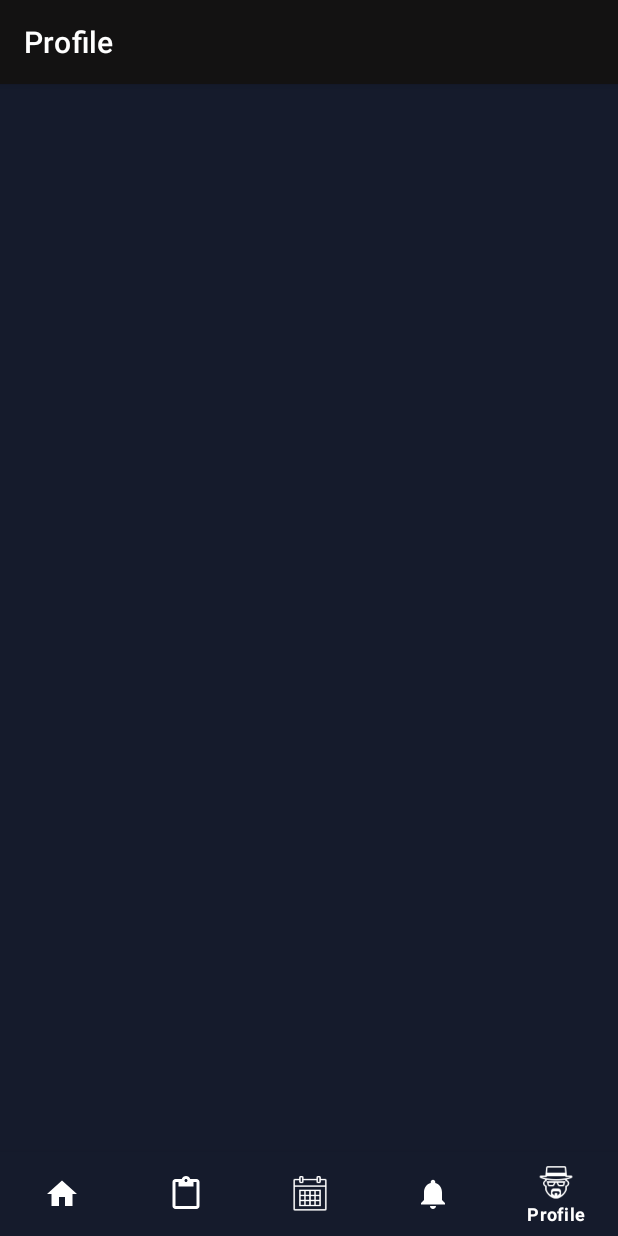
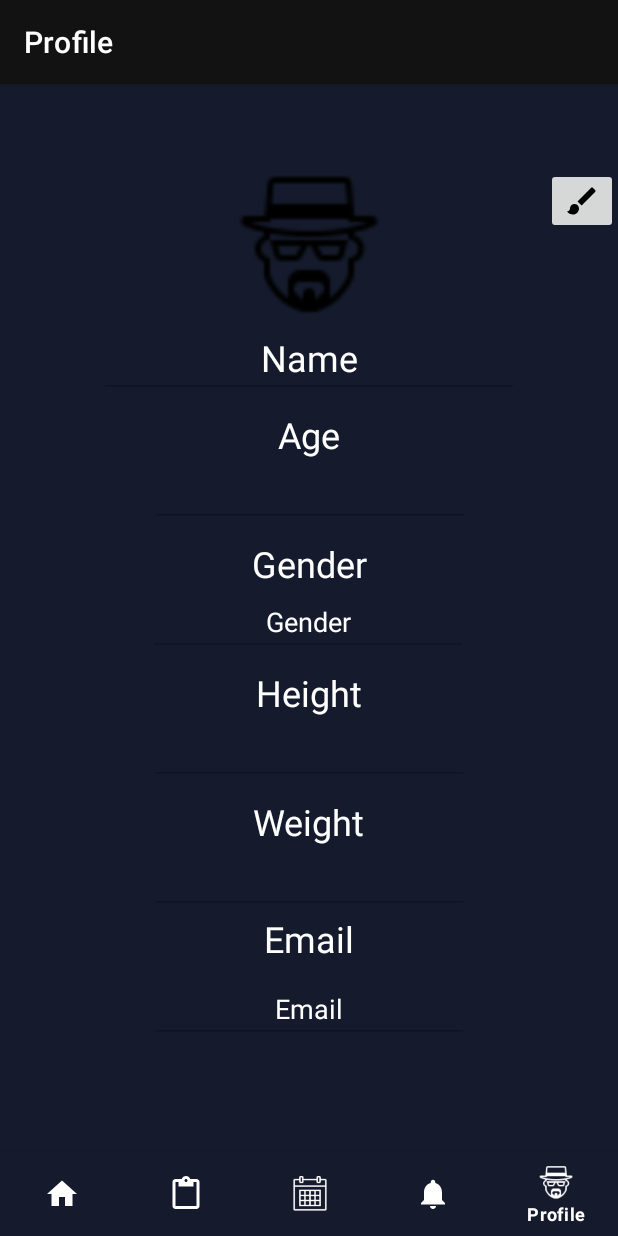
Before and after one commit to Alexmarques11/GymRats, an Android app: the screen it shows after launch once a user with an empty profile is signed in (MainActivity), item 5 of the bottom bar chosen, on a phone screen of 412 x 824 dp. Run offline under Robolectric (Android 15) with nearby library versions, the phone set to English and light mode, and no system bars; our stand-ins replace Firebase (no records; nobody signed in at launch, a user with empty details on screens opened directly), navigation-ui.

Commit message:
Profile Saving

```diff
--- a/app/src/main/java/ipca/study/gymrats/MainActivity.kt
+++ b/app/src/main/java/ipca/study/gymrats/MainActivity.kt
@@ -29,7 +29,7 @@ class MainActivity : AppCompatActivity() {
                 R.id.navigation_home,
                 R.id.navigation_planos,
                 R.id.navigation_calendar,
-                R.id.navigation_dashboard,
+                R.id.navigation_profile,
                 R.id.navigation_notifications
             )
         )
--- a/app/src/main/java/ipca/study/gymrats/ui/dashboard/DashboardFragment.kt
+++ /dev/null
@@ -1,24 +0,0 @@
-package ipca.study.gymrats.ui.dashboard
-
-import android.os.Bundle
-import android.view.LayoutInflater
-import android.view.View
-import android.view.ViewGroup
-import android.widget.TextView
-import androidx.fragment.app.Fragment
-import androidx.lifecycle.ViewModelProvider
-import ipca.study.gymrats.R
-import ipca.study.gymrats.databinding.FragmentDashboardBinding
-
-class DashboardFragment : Fragment() {
-
-
-    override fun onCreateView(
-        inflater: LayoutInflater, container: ViewGroup?,
-        savedInstanceState: Bundle?
-    ): View? {
-        // Inflate the layout for this fragment
-        return inflater.inflate(R.layout.fragment_dashboard, container, false)
-    }
-
-}
--- a/app/src/main/java/ipca/study/gymrats/ui/dashboard/DashboardViewModel.kt
+++ /dev/null
@@ -1,13 +0,0 @@
-package ipca.study.gymrats.ui.dashboard
-
-import androidx.lifecycle.LiveData
-import androidx.lifecycle.MutableLiveData
-import androidx.lifecycle.ViewModel
-
-class DashboardViewModel : ViewModel() {
-
-    private val _text = MutableLiveData<String>().apply {
-        value = "This is dashboard Fragment"
-    }
-    val text: LiveData<String> = _text
-}
--- a/app/src/main/java/ipca/study/gymrats/ui/notifications/NotificationsViewModel.kt
+++ /dev/null
@@ -1,13 +0,0 @@
-package ipca.study.gymrats.ui.notifications
-
-import androidx.lifecycle.LiveData
-import androidx.lifecycle.MutableLiveData
-import androidx.lifecycle.ViewModel
-
-class NotificationsViewModel : ViewModel() {
-
-    private val _text = MutableLiveData<String>().apply {
-        value = "This is notifications Fragment"
-    }
-    val text: LiveData<String> = _text
-}
--- /dev/null
+++ b/app/src/main/java/ipca/study/gymrats/ui/profile/ProfileFragment.kt
@@ -0,0 +1,148 @@
+package ipca.study.gymrats.ui.profile
+
+import android.os.Bundle
+import android.view.LayoutInflater
+import android.view.View
+import android.view.ViewGroup
+import android.widget.EditText
+import android.widget.ImageButton
+import android.widget.Toast
+import androidx.fragment.app.Fragment
+import com.google.firebase.auth.FirebaseAuth
+import com.google.firebase.firestore.FirebaseFirestore
+import ipca.study.gymrats.R
+
+class ProfileFragment : Fragment() {
+
+    private lateinit var editButton: ImageButton
+    private lateinit var nameEditText: EditText
+    private lateinit var ageEditText: EditText
+    private lateinit var heightEditText: EditText
+    private lateinit var weightEditText: EditText
+    private lateinit var genderEditText: EditText
+    private lateinit var emailEditText: EditText
+
+    private var isEditMode = false
+    private lateinit var auth: FirebaseAuth
+
+    override fun onCreateView(
+        inflater: LayoutInflater, container: ViewGroup?,
+        savedInstanceState: Bundle?
+    ): View? {
+        val rootView = inflater.inflate(R.layout.fragment_profile, container, false)
+
+        editButton = rootView.findViewById(R.id.imageButtonEdit)
+        nameEditText = rootView.findViewById(R.id.editTextName)
+        ageEditText = rootView.findViewById(R.id.editTextPutAge)
+        heightEditText = rootView.findViewById(R.id.editTextHeight)
+        weightEditText = rootView.findViewById(R.id.editTextWeight)
+        genderEditText = rootView.findViewById(R.id.editTextGender)
+        emailEditText = rootView.findViewById(R.id.editTextEmailProfile)
+
+        auth = FirebaseAuth.getInstance()
+        val currentUser = auth.currentUser
+
+        // Carrega os dados do Firebase Firestore quando a tela é criada
+        loadUserData(currentUser?.email)
+
+        editButton.setOnClickListener {
+            if (isEditMode) {
+                saveData(currentUser?.email)
+            } else {
+                toggleEditMode()
+            }
+        }
+
+        return rootView
+    }
+
+    private fun toggleEditMode() {
+        isEditMode = !isEditMode
+        updateView()
+    }
+
+    private fun updateView() {
+        if (isEditMode) {
+            enableEditing()
+            editButton.setImageResource(R.drawable.baseline_save_24)
+        } else {
+            disableEditing()
+            editButton.setImageResource(R.drawable.baseline_brush_24)
+        }
+    }
+
+    private fun enableEditing() {
+        nameEditText.isEnabled = true
+        ageEditText.isEnabled = true
+        heightEditText.isEnabled = true
+        weightEditText.isEnabled = true
+        genderEditText.isEnabled = true
+        emailEditText.isEnabled = false // O email não deve ser editável
+    }
+
+    private fun disableEditing() {
+        nameEditText.isEnabled = false
+        ageEditText.isEnabled = false
+        heightEditText.isEnabled = false
+        weightEditText.isEnabled = false
+        genderEditText.isEnabled = false
+        emailEditText.isEnabled = false
+    }
+
+    private fun saveData(email: String?) {
+        // Verifica se o email no perfil é o mesmo do registro
+        if (emailEditText.text.toString() != email) {
+            Toast.makeText(requireContext(), "Email no perfil deve ser o mesmo do registro", Toast.LENGTH_SHORT).show()
+            return
+        }
+
+        val name = nameEditText.text.toString()
+        val age = ageEditText.text.toString()
+        val height = heightEditText.text.toString()
+        val weight = weightEditText.text.toString()
+        val gender = genderEditText.text.toString()
+
+        val db = FirebaseFirestore.getInstance()
+        val usersCollection = db.collection("users")
+
+        val userData = hashMapOf(
+            "name" to name,
+            "age" to age,
+            "height" to height,
+            "weight" to weight,
+            "gender" to gender,
+            "email" to email
+        )
+
+        usersCollection.document(email ?: "").set(userData)
+            .addOnSuccessListener {
+                Toast.makeText(requireContext(), "Dados salvos com sucesso", Toast.LENGTH_SHORT).show()
+                isEditMode = false
+                updateView()
+            }
+            .addOnFailureListener { e ->
+                Toast.makeText(requireContext(), "Falha ao salvar dados: ${e.message}", Toast.LENGTH_SHORT).show()
+            }
+    }
+
+    private fun loadUserData(email: String?) {
+        val db = FirebaseFirestore.getInstance()
+        val usersCollection = db.collection("users")
+
+        usersCollection.document(email ?: "").get()
+            .addOnSuccessListener { document ->
+                if (document.exists()) {
+                    val userData = document.data
+                    nameEditText.setText(userData?.get("name").toString())
+                    ageEditText.setText(userData?.get("age").toString())
+                    heightEditText.setText(userData?.get("height").toString())
+                    weightEditText.setText(userData?.get("weight").toString())
+                    genderEditText.setText(userData?.get("gender").toString())
+                    emailEditText.setText(userData?.get("email").toString())
+                }
+            }
+            .addOnFailureListener { e ->
+                Toast.makeText(requireContext(), "Falha ao carregar dados: ${e.message}", Toast.LENGTH_SHORT).show()
+            }
+    }
+}
--- /dev/null
+++ b/app/src/main/res/drawable/baseline_brush_24.xml
@@ -0,0 +1,5 @@
+<vector android:height="24dp" android:tint="#000000"
+    android:viewportHeight="24" android:viewportWidth="24"
+    android:width="24dp" xmlns:android="http://schemas.android.com/apk/res/android">
+    <path android:fillColor="@android:color/white" android:pathData="M7,14c-1.66,0 -3,1.34 -3,3 0,1.31 -1.16,2 -2,2 0.92,1.22 2.49,2 4,2 2.21,0 4,-1.79 4,-4 0,-1.66 -1.34,-3 -3,-3zM20.71,4.63l-1.34,-1.34c-0.39,-0.39 -1.02,-0.39 -1.41,0L9,12.25 11.75,15l8.96,-8.96c0.39,-0.39 0.39,-1.02 0,-1.41z"/>
+</vector>
--- /dev/null
+++ b/app/src/main/res/drawable/baseline_save_24.xml
@@ -0,0 +1,5 @@
+<vector android:height="24dp" android:tint="#000000"
+    android:viewportHeight="24" android:viewportWidth="24"
+    android:width="24dp" xmlns:android="http://schemas.android.com/apk/res/android">
+    <path android:fillColor="@android:color/white" android:pathData="M17,3L5,3c-1.11,0 -2,0.9 -2,2v14c0,1.1 0.89,2 2,2h14c1.1,0 2,-0.9 2,-2L21,7l-4,-4zM12,19c-1.66,0 -3,-1.34 -3,-3s1.34,-3 3,-3 3,1.34 3,3 -1.34,3 -3,3zM15,9L5,9L5,5h10v4z"/>
+</vector>
--- a/app/src/main/res/layout/fragment_dashboard.xml
+++ /dev/null
@@ -1,8 +0,0 @@
-<?xml version="1.0" encoding="utf-8"?>
-<androidx.constraintlayout.widget.ConstraintLayout xmlns:android="http://schemas.android.com/apk/res/android"
-    xmlns:app="http://schemas.android.com/apk/res-auto"
-    xmlns:tools="http://schemas.android.com/tools"
-    android:layout_width="match_parent"
-    android:layout_height="match_parent"
-    tools:context=".ui.dashboard.DashboardFragment"
-    android:background="@color/material_dynamic_secondary10"/>
--- a/app/src/main/res/layout/fragment_planos.xml
+++ b/app/src/main/res/layout/fragment_planos.xml
@@ -14,8 +14,9 @@
         android:layout_height="60dp"
         android:layout_marginEnd="16dp"
         android:layout_marginBottom="50dp"
-        android:backgroundTint="#DCC1C1"
+        android:backgroundTint="#ffff"
         android:text="Add Plan"
+        android:textColor="@color/black"
         app:layout_constraintBottom_toBottomOf="parent"
         app:layout_constraintEnd_toEndOf="parent" />
 
--- /dev/null
+++ b/app/src/main/res/layout/fragment_profile.xml
@@ -0,0 +1,187 @@
+<?xml version="1.0" encoding="utf-8"?>
+<androidx.constraintlayout.widget.ConstraintLayout xmlns:android="http://schemas.android.com/apk/res/android"
+    xmlns:app="http://schemas.android.com/apk/res-auto"
+    xmlns:tools="http://schemas.android.com/tools"
+    android:layout_width="match_parent"
+    android:layout_height="match_parent"
+    android:background="@color/material_dynamic_secondary10">
+
+
+    <ImageButton
+        android:id="@+id/imageButtonEdit"
+        android:layout_width="wrap_content"
+        android:layout_height="wrap_content"
+        android:src="@drawable/baseline_brush_24"
+        app:layout_constraintEnd_toEndOf="parent"
+        app:layout_constraintTop_toTopOf="parent" />
+
+    <ImageView
+        android:id="@+id/imageView3"
+        android:layout_width="100dp"
+        android:layout_height="100dp"
+        android:src="@drawable/icons8_walter_white_50_1_"
+        app:layout_constraintEnd_toEndOf="parent"
+        app:layout_constraintStart_toStartOf="parent"
+        app:layout_constraintTop_toTopOf="parent"
+        tools:ignore="MissingConstraints" />
+
+
+    <TextView
+        android:id="@+id/textView3"
+        android:layout_width="wrap_content"
+        android:layout_height="wrap_content"
+        android:layout_marginTop="8dp"
+        android:text="Age"
+        android:textColor="#FFFFFF"
+        android:textColorHint="#FFFFFF"
+        android:textSize="24sp"
+        app:layout_constraintEnd_toEndOf="parent"
+        app:layout_constraintStart_toStartOf="parent"
+        app:layout_constraintTop_toBottomOf="@+id/editTextName"
+        tools:ignore="MissingConstraints" />
+
+    <TextView
+        android:id="@+id/textView4"
+        android:layout_width="wrap_content"
+        android:layout_height="wrap_content"
+        android:layout_marginTop="8dp"
+        android:text="Gender"
+        android:textColor="#FFFFFF"
+        android:textColorHint="#FFFFFF"
+        android:textSize="24sp"
+        app:layout_constraintEnd_toEndOf="parent"
+        app:layout_constraintStart_toStartOf="parent"
+        app:layout_constraintTop_toBottomOf="@+id/editTextPutAge" />
+
+    <TextView
+        android:id="@+id/textView5"
+        android:layout_width="wrap_content"
+        android:layout_height="wrap_content"
+        android:layout_marginTop="8dp"
+        android:text="Height"
+        android:textColor="#FFFFFF"
+        android:textColorHint="#FFFFFF"
+        android:textSize="24sp"
+        app:layout_constraintEnd_toEndOf="parent"
+        app:layout_constraintStart_toStartOf="parent"
+        app:layout_constraintTop_toBottomOf="@+id/editTextGender" />
+
+    <TextView
+        android:id="@+id/textView6"
+        android:layout_width="wrap_content"
+        android:layout_height="wrap_content"
+        android:layout_marginTop="8dp"
+        android:text="Weight"
+        android:textColor="#FFFFFF"
+        android:textColorHint="#FFFFFF"
+        android:textSize="24sp"
+        app:layout_constraintEnd_toEndOf="parent"
+        app:layout_constraintStart_toStartOf="parent"
+        app:layout_constraintTop_toBottomOf="@+id/editTextHeight" />
+
+    <TextView
+        android:id="@+id/textView7"
+        android:layout_width="wrap_content"
+        android:layout_height="wrap_content"
+        android:text="Email"
+        android:textColor="#FFFFFF"
+        android:textColorHint="#FFFFFF"
+        android:textSize="24sp"
+        app:layout_constraintEnd_toEndOf="parent"
+        app:layout_constraintStart_toStartOf="parent"
+        app:layout_constraintTop_toBottomOf="@+id/editTextWeight" />
+
+    <EditText
+        android:id="@+id/editTextPutAge"
+        android:layout_width="wrap_content"
+        android:layout_height="wrap_content"
+        android:ems="10"
+        android:enabled="false"
+        android:inputType="number"
+        android:textAlignment="center"
+        android:textColor="#FFFFFF"
+        android:textColorHint="#FFFFFF"
+        android:textSize="18sp"
+        app:layout_constraintEnd_toEndOf="parent"
+        app:layout_constraintHorizontal_bias="0.502"
+        app:layout_constraintStart_toStartOf="parent"
+        app:layout_constraintTop_toBottomOf="@+id/textView3" />
+
+    <EditText
+        android:id="@+id/editTextGender"
+        android:layout_width="wrap_content"
+        android:layout_height="wrap_content"
+        android:ems="10"
+        android:enabled="false"
+        android:inputType="text"
+        android:text="Gender"
+        android:textAlignment="center"
+        android:textColor="#FFFFFF"
+        android:textColorHint="#FFFFFF"
+        app:layout_constraintEnd_toEndOf="parent"
+        app:layout_constraintHorizontal_bias="0.497"
+        app:layout_constraintStart_toStartOf="parent"
+        app:layout_constraintTop_toBottomOf="@+id/textView4" />
+
+    <EditText
+        android:id="@+id/editTextHeight"
+        android:layout_width="wrap_content"
+        android:layout_height="wrap_content"
+        android:ems="10"
+        android:enabled="false"
+        android:inputType="numberDecimal"
+        android:textAlignment="center"
+        android:textColor="#FFFFFF"
+        android:textColorHint="#FFFFFF"
+        app:layout_constraintEnd_toEndOf="parent"
+        app:layout_constraintStart_toStartOf="parent"
+        app:layout_constraintTop_toBottomOf="@+id/textView5" />
+
+    <EditText
+        android:id="@+id/editTextWeight"
+        android:layout_width="wrap_content"
+        android:layout_height="wrap_content"
+        android:ems="10"
+        android:enabled="false"
+        android:inputType="numberDecimal"
+        android:textAlignment="center"
+        android:textColor="#FFFFFF"
+        android:textColorHint="#FFFFFF"
+        app:layout_constraintEnd_toEndOf="parent"
+        app:layout_constraintStart_toStartOf="parent"
+        app:layout_constraintTop_toBottomOf="@+id/textView6" />
+
+    <EditText
+        android:id="@+id/editTextEmailProfile"
+        android:layout_width="wrap_content"
+        android:layout_height="wrap_content"
+        android:layout_marginTop="8dp"
+        android:ems="10"
+        android:enabled="false"
+        android:inputType="text"
+        android:text="Email"
+        android:textAlignment="center"
+        android:textColor="#FFFFFF"
+        android:textColorHint="#FFFFFF"
+        app:layout_constraintEnd_toEndOf="parent"
+        app:layout_constraintStart_toStartOf="parent"
+        app:layout_constraintTop_toBottomOf="@+id/textView7" />
+
+    <EditText
+        android:id="@+id/editTextName"
+        android:layout_width="wrap_content"
+        android:layout_height="wrap_content"
+        android:ems="10"
+        android:enabled="false"
+        android:inputType="text"
+        android:text="Name"
+        android:textAlignment="center"
+        android:textColor="#FFFFFF"
+        android:textSize="24sp"
+        app:layout_constraintBottom_toTopOf="@+id/textView3"
+        app:layout_constraintEnd_toEndOf="parent"
+        app:layout_constraintStart_toStartOf="parent"
+        app:layout_constraintTop_toBottomOf="@+id/imageView3" />
+
+
+</androidx.constraintlayout.widget.ConstraintLayout>
--- a/app/src/main/res/menu/bottom_nav_menu.xml
+++ b/app/src/main/res/menu/bottom_nav_menu.xml
@@ -21,7 +21,7 @@
         android:icon="@drawable/ic_notifications_black_24dp"
         android:title="@string/title_notifications" />
     <item
-        android:id="@+id/navigation_dashboard"
+        android:id="@+id/navigation_profile"
         android:icon="@drawable/icons8_walter_white_50_1_"
         android:title="Profile" />
 
--- a/app/src/main/res/navigation/mobile_navigation.xml
+++ b/app/src/main/res/navigation/mobile_navigation.xml
@@ -13,10 +13,10 @@
         />
 
     <fragment
-        android:id="@+id/navigation_dashboard"
-        android:name="ipca.study.gymrats.ui.dashboard.DashboardFragment"
+        android:id="@+id/navigation_profile"
+        android:name="ipca.study.gymrats.ui.profile.ProfileFragment"
         android:label="Profile"
-        tools:layout="@layout/fragment_dashboard" />
+        tools:layout="@layout/fragment_profile" />
 
     <fragment
         android:id="@+id/navigation_notifications"
```
Also changed, not shown: 4 other files.
